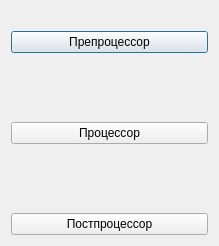
The window that dialog.ui (incub4/supr) describes before a commit, drawn with Qt 5.
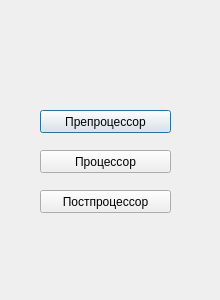
The same window after the commit.

What changed in the file:
```diff
--- a/dialog.ui
+++ b/dialog.ui
@@ -6,69 +6,71 @@
    <rect>
     <x>0</x>
     <y>0</y>
-    <width>219</width>
-    <height>246</height>
+    <width>220</width>
+    <height>300</height>
    </rect>
   </property>
+  <property name="sizePolicy">
+   <sizepolicy hsizetype="Fixed" vsizetype="Fixed">
+    <horstretch>0</horstretch>
+    <verstretch>0</verstretch>
+   </sizepolicy>
+  </property>
   <property name="windowTitle">
    <string>SUPR</string>
   </property>
-  <layout class="QVBoxLayout" name="verticalLayout">
-   <item>
     <widget class="QLabel" name="label">
+   <property name="geometry">
+    <rect>
+     <x>0</x>
+     <y>0</y>
+     <width>220</width>
+     <height>300</height>
+    </rect>
+   </property>
      <property name="text">
       <string/>
      </property>
     </widget>
-   </item>
-   <item>
     <widget class="QPushButton" name="PB_preprocessor">
+   <property name="geometry">
+    <rect>
+     <x>40</x>
+     <y>110</y>
+     <width>131</width>
+     <height>23</height>
+    </rect>
+   </property>
      <property name="text">
       <string>Препроцессор</string>
      </property>
     </widget>
-   </item>
-   <item>
-    <spacer name="verticalSpacer">
-     <property name="orientation">
-      <enum>Qt::Vertical</enum>
-     </property>
-     <property name="sizeHint" stdset="0">
-      <size>
-       <width>20</width>
-       <height>86</height>
-      </size>
-     </property>
-    </spacer>
-   </item>
-   <item>
     <widget class="QPushButton" name="PB__processor">
+   <property name="geometry">
+    <rect>
+     <x>40</x>
+     <y>150</y>
+     <width>131</width>
+     <height>23</height>
+    </rect>
+   </property>
      <property name="text">
       <string>Процессор</string>
      </property>
     </widget>
-   </item>
-   <item>
-    <spacer name="verticalSpacer_2">
-     <property name="orientation">
-      <enum>Qt::Vertical</enum>
-     </property>
-     <property name="sizeHint" stdset="0">
-      <size>
-       <width>20</width>
-       <height>85</height>
-      </size>
-     </property>
-    </spacer>
-   </item>
-   <item>
     <widget class="QPushButton" name="PB_postproc">
+   <property name="geometry">
+    <rect>
+     <x>40</x>
+     <y>190</y>
+     <width>131</width>
+     <height>23</height>
+    </rect>
+   </property>
      <property name="text">
       <string>Постпроцессор</string>
      </property>
     </widget>
-   </item>
-  </layout>
  </widget>
  <layoutdefault spacing="6" margin="11"/>
  <resources/>
```
Lines whose indentation alone changed are shown as unchanged.
